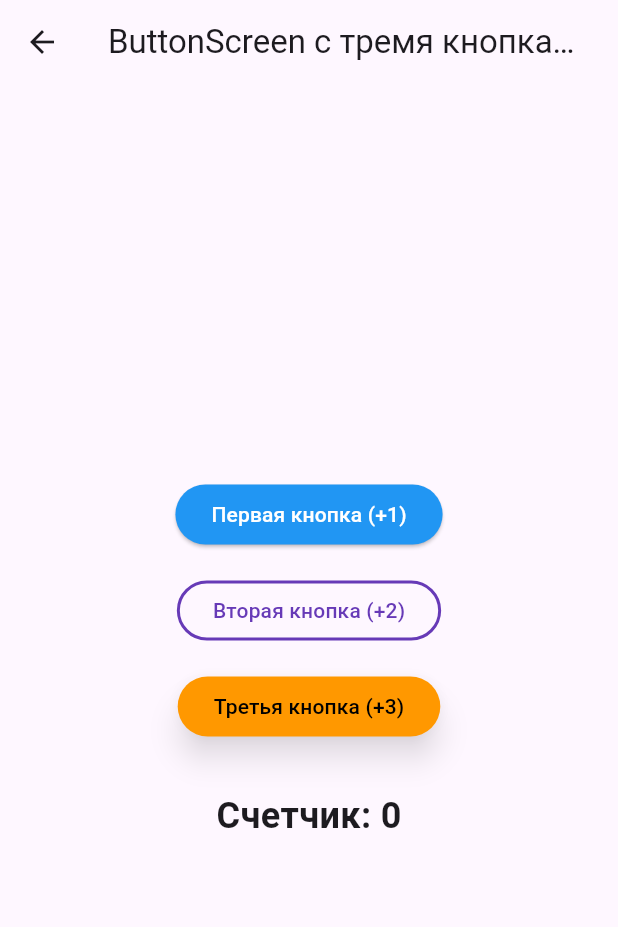
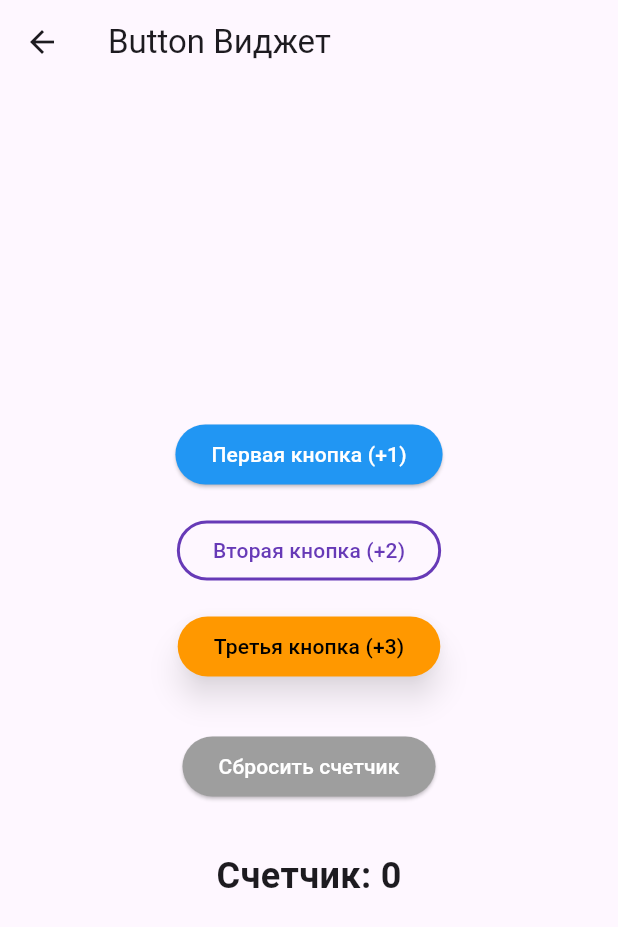
Before and after one commit to Werneser/flutter3, a Flutter app: the ButtonScreen screen opened directly, on a phone screen of 412 x 824 dp. Shown: the top 927 px of the screen. Run offline on Flutter 3.47's test engine with Material 3 defaults, Android fonts, the phone set to English and light mode, and no system bars.

Commit message:
Обновление кнопок

```diff
--- a/lib/Screens/ButtonScreen.dart
+++ b/lib/Screens/ButtonScreen.dart
@@ -16,11 +16,17 @@ class _ButtonScreenState extends State<ButtonScreen> {
     });
   }
 
+  void _reset() {
+    setState(() {
+      _counter = 0;
+    });
+  }
+
   @override
   Widget build(BuildContext context) {
     // Общий стиль кнопок можно вынести в переменную, если нужно.
     return Scaffold(
-      appBar: AppBar(title: Text('ButtonScreen с тремя кнопками')),
+      appBar: AppBar(title: Text('Button Виджет')),
       body: Center(
         child: Column(
           mainAxisSize: MainAxisSize.min,
@@ -29,8 +35,7 @@ class _ButtonScreenState extends State<ButtonScreen> {
             ElevatedButton(
               onPressed: () => _increment(1),
               style: ElevatedButton.styleFrom(
-                primary: Colors.blue, // фон кнопки
-                onPrimary: Colors.white, // цвет текста
+                foregroundColor: Colors.white, backgroundColor: Colors.blue, // цвет текста
               ),
               child: Text('Первая кнопка (+1)'),
             ),
@@ -40,8 +45,7 @@ class _ButtonScreenState extends State<ButtonScreen> {
             OutlinedButton(
               onPressed: () => _increment(2),
               style: OutlinedButton.styleFrom(
-                primary: Colors.deepPurple, // цвет текста
-                side: BorderSide(color: Colors.deepPurple, width: 2),
+                foregroundColor: Colors.deepPurple, side: BorderSide(color: Colors.deepPurple, width: 2),
               ),
               child: Text('Вторая кнопка (+2)'),
             ),
@@ -51,12 +55,20 @@ class _ButtonScreenState extends State<ButtonScreen> {
             ElevatedButton(
               onPressed: () => _increment(3),
               style: ElevatedButton.styleFrom(
-                primary: Colors.orange, // фон
-                onPrimary: Colors.black, // текст
+                foregroundColor: Colors.black, backgroundColor: Colors.orange, // текст
                 elevation: 8.0, // тень
                 shadowColor: Colors.black54,
               ),
               child: Text('Третья кнопка (+3)'),
+            ),
+            SizedBox(height: 32),
+
+            ElevatedButton(
+              onPressed: _reset,
+              style: ElevatedButton.styleFrom(
+                foregroundColor: Colors.white, backgroundColor: Colors.grey, // текст
+              ),
+              child: Text('Сбросить счетчик'),
             ),
             SizedBox(height: 32),
 
```
Also changed, not shown: lib/Screens/MainScreen.dart (+6 -5 lines).
